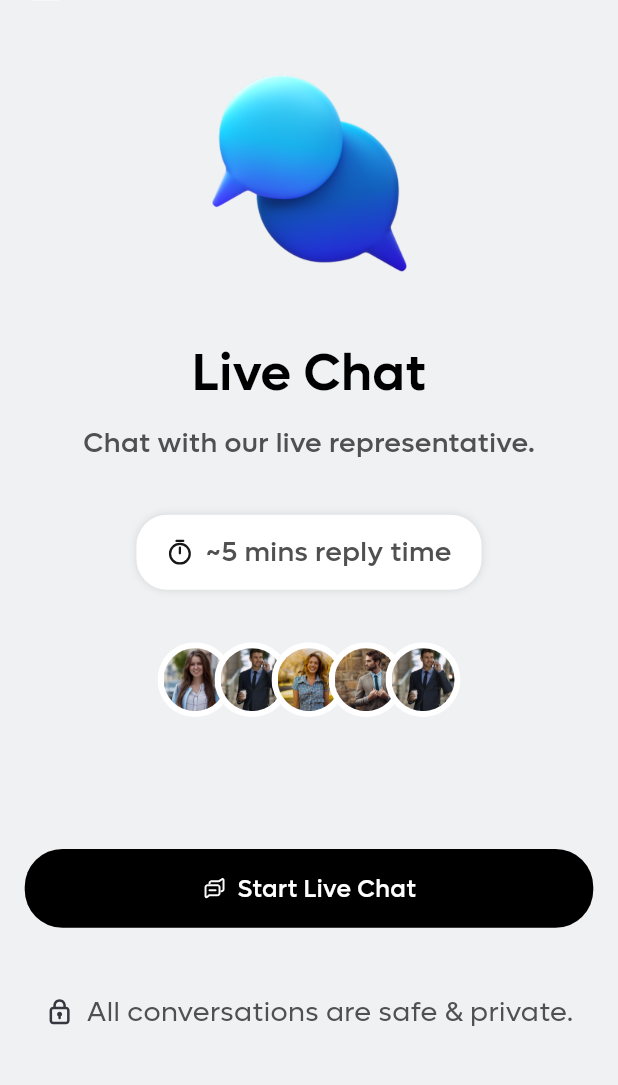
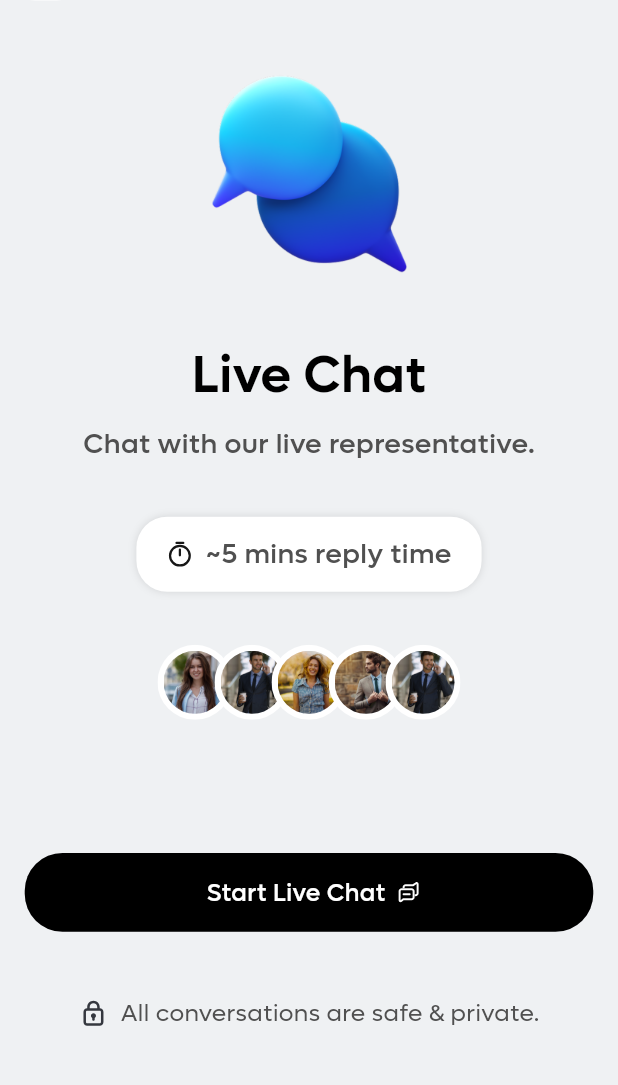
Before and after one commit to ibrahimsm83/casekarao, a Flutter app: the SettingsLawyerScreen screen opened directly, after a tap on "Live Chat", on a phone screen of 412 x 824 dp, the part 76-1161 px from its top. Run offline on Flutter 3.47's test engine with Material 3 defaults, Android fonts, the phone set to English and light mode, and no system bars; our stand-ins replace another_flushbar, flutter_rating, flutter_screenutil, flutter_svg, get, image_picker and 3 more; missing offline and left inert: dart:ffi.

```diff
--- a/lib/presentation/account_information_screen/account_information_screen.dart
+++ b/lib/presentation/account_information_screen/account_information_screen.dart
@@ -84,7 +84,7 @@ class _AccountInformationScreenState extends State<AccountInformationScreen> {
           child: Column(
             crossAxisAlignment: CrossAxisAlignment.start,
             children: [
-              SizedBox(height: 20.0),
+              // SizedBox(height: 10.0),
               UserInfoWidget(isShowViewProfileButton: false),
               SizedBox(height: 20.0),
               Padding(
--- a/lib/presentation/dashboard/earnings_lawyer_screen.dart
+++ b/lib/presentation/dashboard/earnings_lawyer_screen.dart
@@ -168,6 +168,7 @@ class _EarningsLawyerScreenState extends State<EarningsLawyerScreen> {
       ),
       trailing: Column(
         mainAxisAlignment: MainAxisAlignment.center,
+        crossAxisAlignment: CrossAxisAlignment.end,
         children: [
           Text(
             "PKR${data.receivedAmount}",
--- a/lib/presentation/dashboard/settings_lawyer_screen.dart
+++ b/lib/presentation/dashboard/settings_lawyer_screen.dart
@@ -80,7 +80,7 @@ class _SettingsLawyerScreenState extends State<SettingsLawyerScreen> {
       ),
       body: Padding(
         padding: EdgeInsets.symmetric(
-          horizontal: AppSize.sizeWidth(context!) * 0.02,
+          horizontal: AppSize.sizeWidth(context) * 0.03,
         ),
         child: SingleChildScrollView(
           child: Column(
--- a/lib/presentation/live_chat_screen/live_chat_screen.dart
+++ b/lib/presentation/live_chat_screen/live_chat_screen.dart
@@ -103,7 +103,7 @@ class LiveChatScreen extends StatelessWidget {
           // Start Live Chat Button
           button(
             text: AppStrings.kStartLiveChat,
-            iconPath: ImageAssets.kStartLiveChatIcon,
+            rightIconPath: ImageAssets.kStartLiveChatIcon,
             onTap: () {
               //Navigator.pushNamed(context, CustomRouteNames.kAddDisputeScreenRoute);
             },
@@ -118,7 +118,7 @@ class LiveChatScreen extends StatelessWidget {
                 AppStrings.kAllConversationsAreSafePrivate,
                 style: getRegularStyle(
                   color: ColorManager.kDarkGreyColor,
-                  fontSize: ScreenUtil().setSp(FontSize.s14.sp),
+                  fontSize: ScreenUtil().setSp(FontSize.s12.sp),
                 ),
               ),
             ],
@@ -164,14 +164,16 @@ class LiveChatScreen extends StatelessWidget {
     String? text,
     Color? color,
     Color? fontColor,
-    String? iconPath,
+    //String? iconPath,
+    String? rightIconPath,
   }) {
     return CustomButton(
       color: color ?? ColorManager.primary,
       horizontalMargin: 0.04,
-      iconPath: iconPath,
+      //iconPath: iconPath,
       isLeadingIcon: true,
       text: text ?? "",
+      rightIconPath: rightIconPath,
 
       style: getmediumStyle(
         color: fontColor ?? ColorManager.kWhiteColor,
--- a/lib/presentation/payout_details_screen/payout_details_screen.dart
+++ b/lib/presentation/payout_details_screen/payout_details_screen.dart
@@ -95,7 +95,7 @@ class _PayoutDetailsScreenState extends State<PayoutDetailsScreen> {
               ),
             ),
             Padding(
-              padding: EdgeInsets.only(left: 10,bottom: 5.0),
+              padding: EdgeInsets.only(left: 5,bottom: 15.0,top: 10),
               child: Text(
                 AppStrings.kRecentPayoutDetails,
                 style: getsemiboldStyle(
--- a/lib/widgets/custom_button.dart
+++ b/lib/widgets/custom_button.dart
@@ -17,6 +17,7 @@ class CustomButton extends StatelessWidget {
   bool isLeadingIcon;
   double horizontalMargin;
   String? iconPath;
+  String? rightIconPath;
   BorderRadius? borderRadius;
   Widget? counter;
 
@@ -33,6 +34,7 @@ class CustomButton extends StatelessWidget {
     this.color = Colors.black,
     this.borderRadius,
     this.counter,
+    this.rightIconPath,
   });
 
   @override
@@ -75,6 +77,15 @@ class CustomButton extends StatelessWidget {
                   child: counter ?? const SizedBox(),
                 ),
               ),
+               Visibility(
+                visible: rightIconPath != null && rightIconPath!.isNotEmpty,
+                child: Padding(
+                  padding: EdgeInsets.only(left: 6.w),
+                  child: rightIconPath != null && rightIconPath!.isNotEmpty
+                      ? SvgPicture.asset(rightIconPath!)
+                      : SizedBox(),
+                ),
+              ),
             ],
           ),
         ),
--- a/lib/widgets/user_info_widget.dart
+++ b/lib/widgets/user_info_widget.dart
@@ -125,13 +125,13 @@ class UserInfoWidget extends StatelessWidget {
                                     decoration: BoxDecoration(
                                       color: ColorManager.kCardBgColor,
                                       borderRadius: BorderRadius.all(
-                                        Radius.circular(14.r),
+                                        Radius.circular(8.r),
                                       ),
                                     ),
                                     child: Padding(
                                       padding: const EdgeInsets.symmetric(
-                                        horizontal: 12.0,
-                                        vertical: 4.0,
+                                        horizontal: 8.0,
+                                        vertical: 5.0,
                                       ),
                                       child: Row(
                                         mainAxisAlignment:
@@ -252,7 +252,7 @@ class UserInfoWidget extends StatelessWidget {
         borderRadius: BorderRadius.circular(14.r),
       ),
       child: Padding(
-        padding: const EdgeInsets.only(left: 15.0),
+        padding: const EdgeInsets.only(left: 15,top: 8),
         child: Column(
           crossAxisAlignment: CrossAxisAlignment.start,
           children: [
```
